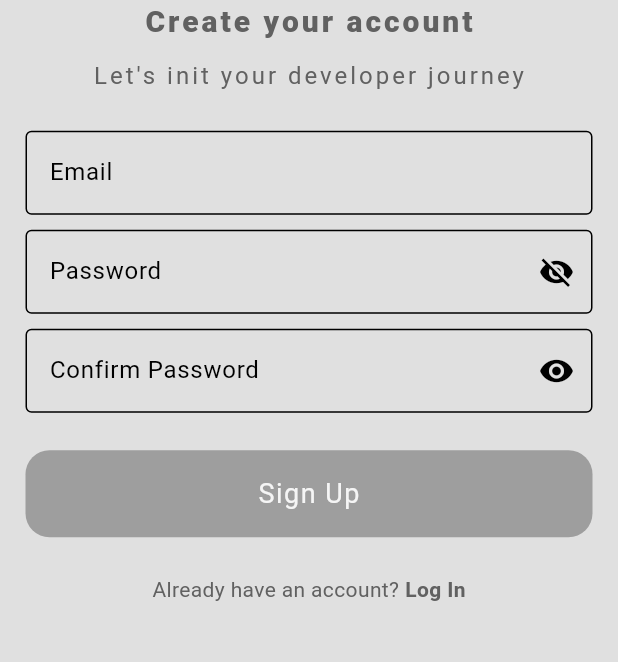
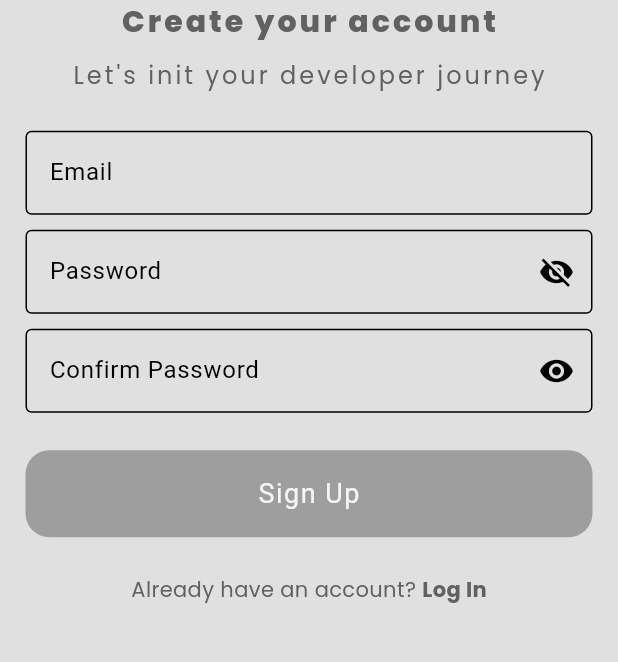
Before and after one commit to amandangol/stackup-mockup-app, a Flutter app: the screen it shows after launch, after a tap on "Sign Up", on a phone screen of 412 x 824 dp, the part 428-1090 px from its top. Run offline on Flutter 3.47's test engine with Material 3 defaults, Android fonts, the light colour scheme and no system bars; our stand-ins replace animated_text_kit, cloud_firestore, expansion_tile_card, firebase_auth, firebase_core, flutter_spinkit and 2 more; accounts and stored records are empty.

Commit message:
splash services :zap:

```diff
--- a/lib/common_widgets/custom_textfield.dart
+++ b/lib/common_widgets/custom_textfield.dart
@@ -1,4 +1,5 @@
 import 'package:flutter/material.dart';
+import 'package:google_fonts/google_fonts.dart';
 
 class CustomTextField extends StatelessWidget {
   final TextEditingController? controller;
@@ -29,6 +30,7 @@ class CustomTextField extends StatelessWidget {
         autofocus: false,
         obscureText: obscureText!,
         decoration: InputDecoration(
+            fillColor: Theme.of(context).colorScheme.secondary,
             labelText: labelText,
             suffixIcon: IconButton(
               icon: Icon(suffixIcon),
@@ -41,7 +43,7 @@ class CustomTextField extends StatelessWidget {
             focusedBorder: OutlineInputBorder(
                 borderSide:
                     BorderSide(color: Theme.of(context).colorScheme.primary)),
-            hintStyle: TextStyle(
+            hintStyle: GoogleFonts.poppins(
                 color: Theme.of(context).colorScheme.inversePrimary,
                 letterSpacing: 0.5)),
       ),
--- a/lib/screens/authscreens/login_screen/login_screen.dart
+++ b/lib/screens/authscreens/login_screen/login_screen.dart
@@ -1,6 +1,6 @@
 import 'package:flutter/material.dart';
+import 'package:google_fonts/google_fonts.dart';
 import 'package:provider/provider.dart';
-import 'package:stackup_app/bottomnav/bottomNavWrapper.dart';
 import 'package:stackup_app/common_widgets/custom_button.dart';
 import 'package:stackup_app/common_widgets/custom_textfield.dart';
 import 'package:stackup_app/config/routes/routes_name.dart';
@@ -91,7 +91,7 @@ class _LoginScreenState extends State<LoginScreen> {
                   ),
                   Text(
                     "Welcome",
-                    style: TextStyle(
+                    style: GoogleFonts.poppins(
                         letterSpacing: 2,
                         color: Theme.of(context).colorScheme.inversePrimary,
                         fontSize: 20,
@@ -102,7 +102,7 @@ class _LoginScreenState extends State<LoginScreen> {
                   ),
                   Text(
                     "Log in to your StackUp account",
-                    style: TextStyle(
+                    style: GoogleFonts.poppins(
                         letterSpacing: 2,
                         color: Theme.of(context).colorScheme.inversePrimary,
                         fontSize: 16,
@@ -138,7 +138,7 @@ class _LoginScreenState extends State<LoginScreen> {
                         return null;
                       },
                       controller: passwordController,
-                      hintText: "Enter you password",
+                      hintText: "Enter your password",
                       obscureText: value.isObscure),
                   const SizedBox(
                     height: 25,
@@ -160,7 +160,7 @@ class _LoginScreenState extends State<LoginScreen> {
                     children: [
                       Text(
                         "Don't have an account?",
-                        style: TextStyle(
+                        style: GoogleFonts.poppins(
                             color:
                                 Theme.of(context).colorScheme.inversePrimary),
                       ),
@@ -178,7 +178,7 @@ class _LoginScreenState extends State<LoginScreen> {
                         },
                         child: Text(
                           "Sign Up",
-                          style: TextStyle(
+                          style: GoogleFonts.poppins(
                               color:
                                   Theme.of(context).colorScheme.inversePrimary,
                               fontWeight: FontWeight.bold),
--- a/lib/screens/authscreens/signup_screen/signup_screen.dart
+++ b/lib/screens/authscreens/signup_screen/signup_screen.dart
@@ -1,4 +1,5 @@
 import 'package:flutter/material.dart';
+import 'package:google_fonts/google_fonts.dart';
 import 'package:provider/provider.dart';
 import 'package:stackup_app/common_widgets/custom_button.dart';
 import 'package:stackup_app/common_widgets/custom_textfield.dart';
@@ -102,7 +103,7 @@ class _LoginScreenState extends State<SignupScreen> {
                 ),
                 Text(
                   "Create your account",
-                  style: TextStyle(
+                  style: GoogleFonts.poppins(
                       letterSpacing: 2,
                       color: Theme.of(context).colorScheme.inversePrimary,
                       fontSize: 20,
@@ -113,7 +114,7 @@ class _LoginScreenState extends State<SignupScreen> {
                 ),
                 Text(
                   "Let's init your developer journey",
-                  style: TextStyle(
+                  style: GoogleFonts.poppins(
                       letterSpacing: 2,
                       color: Theme.of(context).colorScheme.inversePrimary,
                       fontSize: 16,
@@ -205,7 +206,7 @@ class _LoginScreenState extends State<SignupScreen> {
                   children: [
                     Text(
                       "Already have an account?",
-                      style: TextStyle(
+                      style: GoogleFonts.poppins(
                           color: Theme.of(context).colorScheme.inversePrimary),
                     ),
                     const SizedBox(
@@ -222,7 +223,7 @@ class _LoginScreenState extends State<SignupScreen> {
                       },
                       child: Text(
                         "Log In",
-                        style: TextStyle(
+                        style: GoogleFonts.poppins(
                             color: Theme.of(context).colorScheme.inversePrimary,
                             fontWeight: FontWeight.bold),
                       ),
--- a/lib/screens/home_screen/widgets/my_drawer.dart
+++ b/lib/screens/home_screen/widgets/my_drawer.dart
@@ -225,15 +225,15 @@ class _MyDrawerState extends State<MyDrawer> {
                   color: Colors.blue,
                 ),
               ),
-              IconButton(
-                onPressed: () {
-                  _launchURL("https://www.facebook.com/StackUpHQ");
-                },
-                icon: const FaIcon(
-                  FontAwesomeIcons.facebook,
-                  color: Colors.blue,
-                ),
-              ),
+              // IconButton(
+              //   onPressed: () {
+              //     _launchURL("https://www.facebook.com/StackUpHQ");
+              //   },
+              //   icon: const FaIcon(
+              //     FontAwesomeIcons.facebook,
+              //     color: Colors.blue,
+              //   ),
+              // ),
               IconButton(
                 onPressed: () {
                   _launchURL(
--- a/lib/screens/splash_screen/splash_screen.dart
+++ b/lib/screens/splash_screen/splash_screen.dart
@@ -1,5 +1,7 @@
+import 'package:animated_text_kit/animated_text_kit.dart';
 import 'package:flutter/material.dart';
 import 'package:flutter_spinkit/flutter_spinkit.dart';
+import 'package:google_fonts/google_fonts.dart';
 import 'package:stackup_app/services/splash_services.dart';
 import 'package:stackup_app/utils/size_extension.dart';
 
@@ -31,12 +33,26 @@ class _SplashScreenState extends State<SplashScreen> {
             height: 250,
             width: 250,
           ),
+          AnimatedTextKit(
+            animatedTexts: [
+              TypewriterAnimatedText(
+                '          Learn and Earn',
+                textStyle: GoogleFonts.anton(fontSize: 20, letterSpacing: 2),
+                speed: const Duration(milliseconds: 50),
+              ),
+            ],
+            // totalRepeatCount: 1,
+            // pause: Duration(milliseconds: 1000),
+            // displayFullTextOnTap: true,
+            // stopPauseOnTap: true,
+          ),
+
           // Text(
-          //   "#LearnAndEarn",
+          //   "Your Learn And Earn Platform",
           //   style: GoogleFonts.anton(fontSize: 20, letterSpacing: 2),
           // ),
           SizedBox(
-            height: 0.03.h(context),
+            height: 0.1.h(context),
           ),
           const SpinKitChasingDots(
             color: Color.fromARGB(218, 245, 94, 89),
--- a/pubspec.yaml
+++ b/pubspec.yaml
@@ -44,6 +44,7 @@ dependencies:
   font_awesome_flutter: ^10.7.0
   cloud_firestore: ^4.17.5
   flutter_launcher_icons: ^0.13.1
+  animated_text_kit: ^4.2.2
 
 dev_dependencies:
   flutter_test:
```
Also changed, not shown: pubspec.lock.
